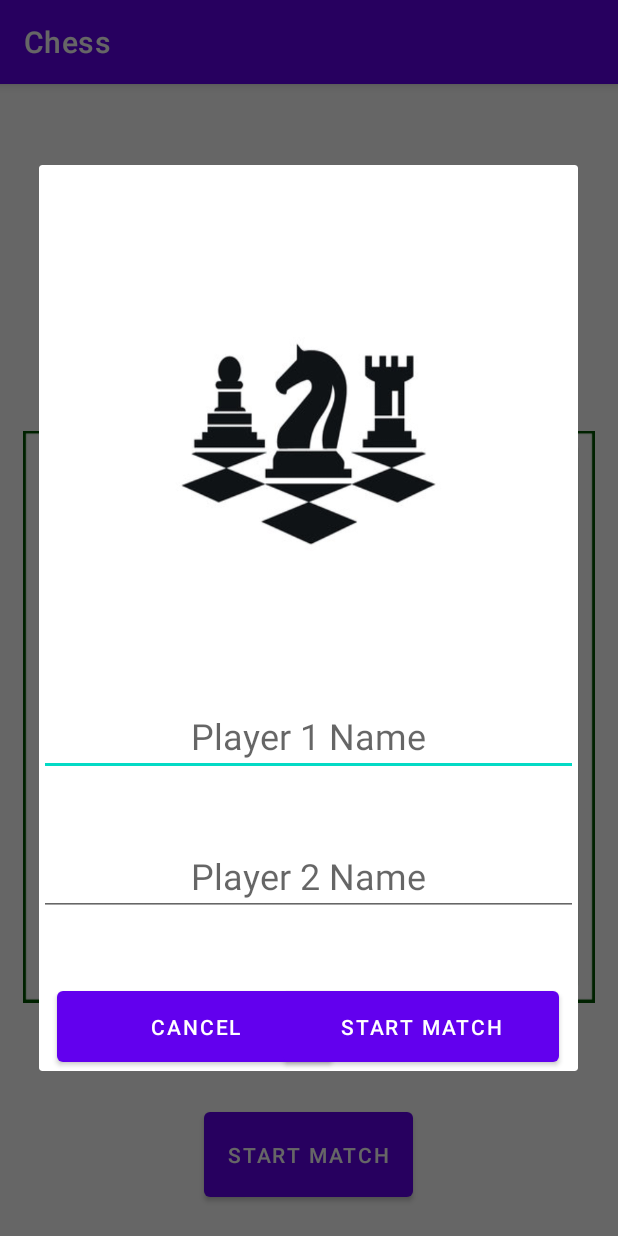
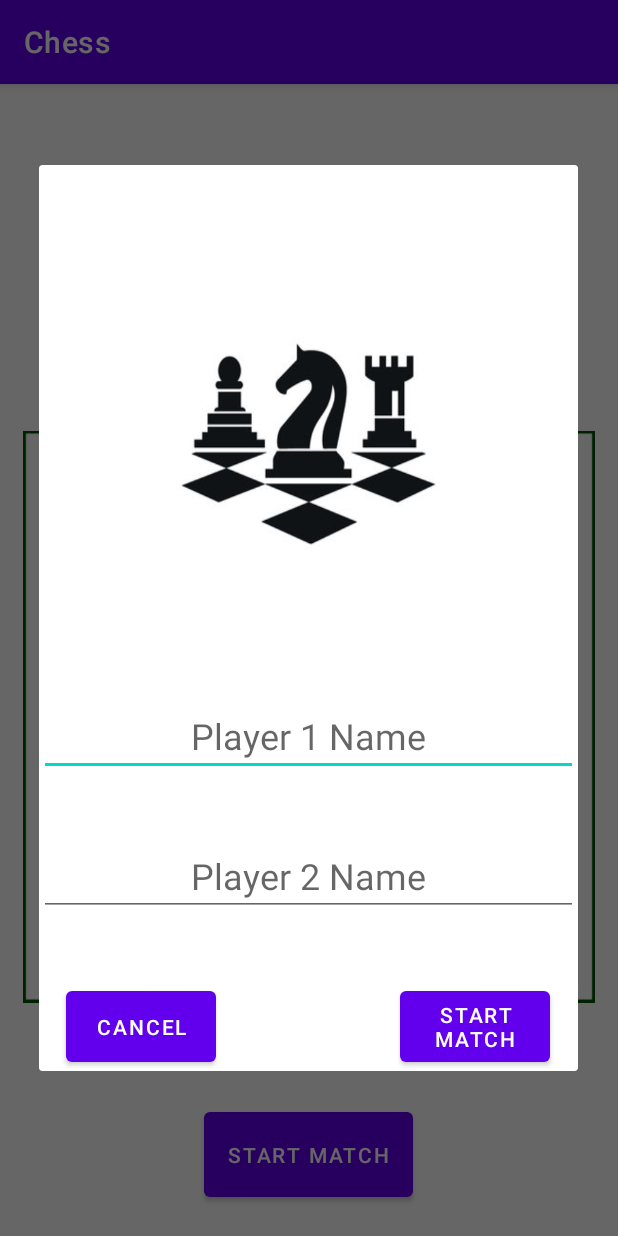
Before and after one commit to GoldenMurrani/ChessApp, an Android app: the screen it shows after launch (MainActivity), after a tap on "START MATCH", on a phone screen of 412 x 824 dp. Run offline under Robolectric (Android 15) with nearby library versions, the light colour scheme and no system bars; Roboto replaces fonts that are not available here.

Commit message:
Edited startpopup layout for thinner devices

```diff
--- a/app/src/main/res/layout/startpopup.xml
+++ b/app/src/main/res/layout/startpopup.xml
@@ -51,24 +51,23 @@
 
     <Button
         android:id="@+id/cancelButton"
-        android:text="Cancel"
-        android:layout_width="184dp"
+        android:layout_width="100dp"
         android:layout_height="59dp"
         android:layout_marginTop="44dp"
+        android:text="Cancel"
         app:layout_constraintBottom_toBottomOf="parent"
         app:layout_constraintEnd_toEndOf="parent"
         app:layout_constraintHorizontal_bias="0.07"
         app:layout_constraintStart_toStartOf="parent"
         app:layout_constraintTop_toBottomOf="@+id/startpopup_p_two"
-        app:layout_constraintVertical_bias="0.691"
-        />
+        app:layout_constraintVertical_bias="0.691" />
 
     <Button
         android:id="@+id/startButton"
-        android:text="Start Match"
-        android:layout_width="184dp"
+        android:layout_width="100dp"
         android:layout_height="59dp"
         android:layout_marginTop="44dp"
+        android:text="Start Match"
         app:layout_constraintBottom_toBottomOf="parent"
         app:layout_constraintEnd_toEndOf="parent"
         app:layout_constraintHorizontal_bias="0.929"
```
